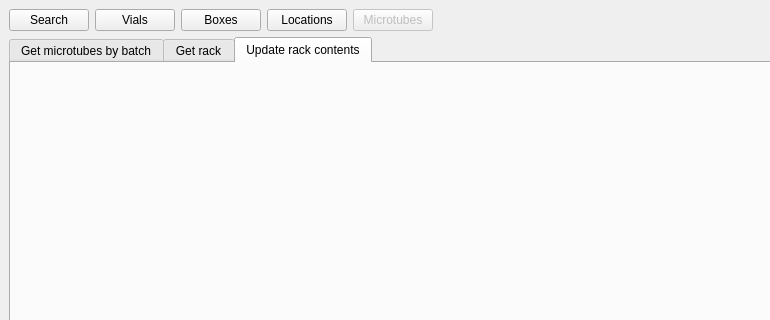
Qt form frontend/assets/microtubeswindow.ui (dahlbma/cello) before a commit; both pictures show x 0 to 770 and y 0 to 320 of the 1257 by 810 pixel window.
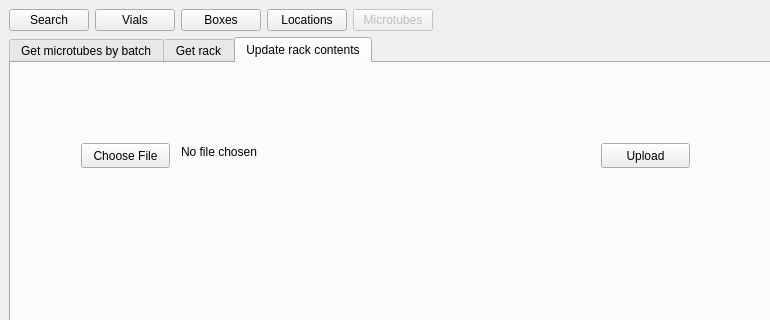
The same form after that commit. The open tabs and pages were chosen to show the change.

Commit message: add buttons to upload tab

What changed in the file:
```diff
--- a/frontend/assets/microtubeswindow.ui
+++ b/frontend/assets/microtubeswindow.ui
@@ -557,6 +557,45 @@
          <attribute name="title">
           <string>Update rack contents</string>
          </attribute>
+         <widget class="QPushButton" name="choose_file_btn">
+          <property name="geometry">
+           <rect>
+            <x>70</x>
+            <y>80</y>
+            <width>89</width>
+            <height>25</height>
+           </rect>
+          </property>
+          <property name="text">
+           <string>Choose File</string>
+          </property>
+         </widget>
+         <widget class="QLabel" name="path_lab">
+          <property name="geometry">
+           <rect>
+            <x>170</x>
+            <y>80</y>
+            <width>411</width>
+            <height>17</height>
+           </rect>
+          </property>
+          <property name="text">
+           <string>No file chosen</string>
+          </property>
+         </widget>
+         <widget class="QPushButton" name="upload_file_btn">
+          <property name="geometry">
+           <rect>
+            <x>590</x>
+            <y>80</y>
+            <width>89</width>
+            <height>25</height>
+           </rect>
+          </property>
+          <property name="text">
+           <string>Upload</string>
+          </property>
+         </widget>
         </widget>
        </widget>
       </item>
```
Left out of the diff: 2 changed lines with no effect on the pictures.
